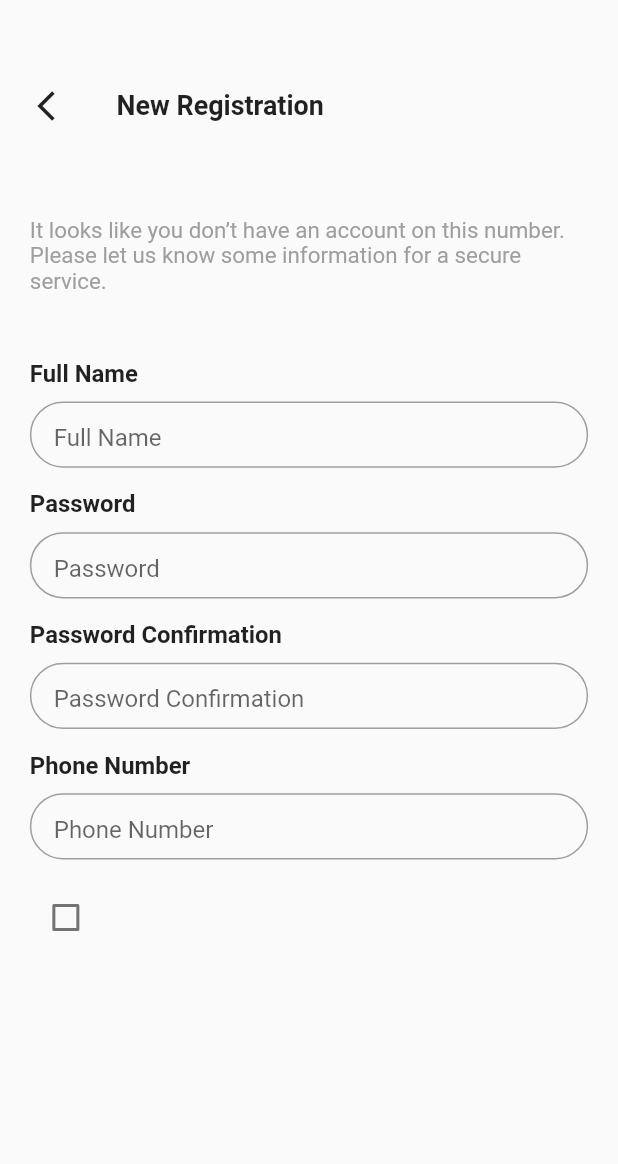
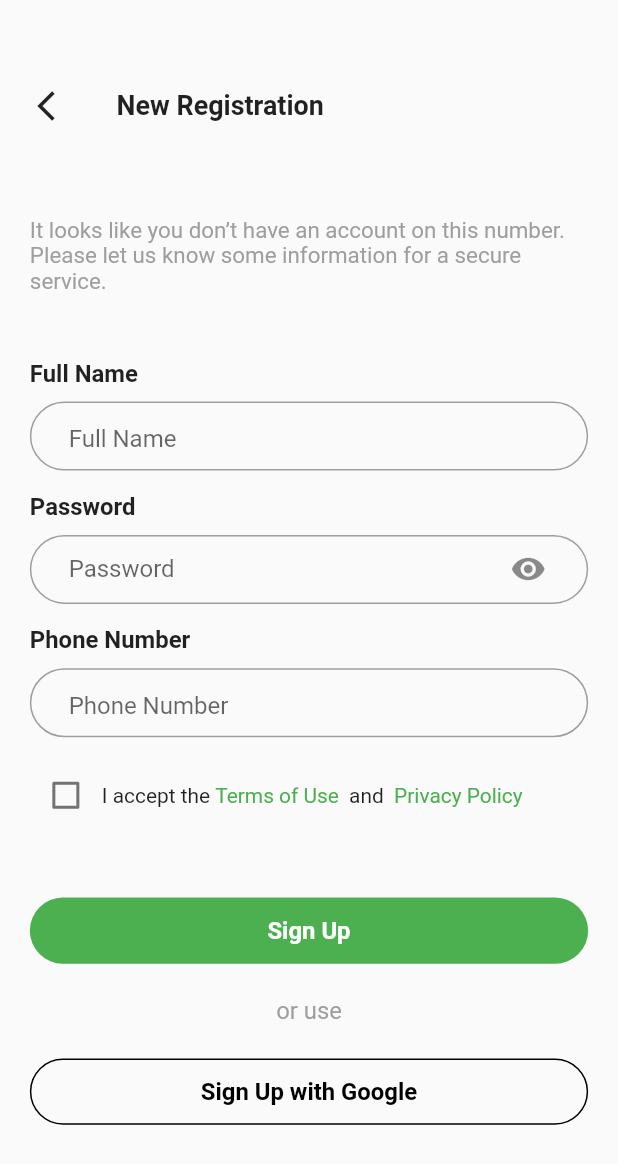
Before and after one commit to AzizbekFlutterDeveloper/organico, a Flutter app: the screen it shows after launch, after a tap on "Sign up", on a phone screen of 412 x 824 dp. Shown: the top 1164 px of the screen. Run offline on Flutter 3.47's test engine with Material 2 defaults, Android fonts, the phone set to English and light mode, and no system bars; our stand-ins replace firebase_auth, firebase_core, google_sign_in, hive_flutter; missing offline and left inert: cloud_firestore_web, firebase_auth_web, firebase_core_web, google_sign_in_web; accounts and stored records are empty; network calls fail.

Commit message:
code_sms

```diff
--- a/lib/generated_plugin_registrant.dart
+++ b/lib/generated_plugin_registrant.dart
@@ -8,6 +8,7 @@
 import 'package:cloud_firestore_web/cloud_firestore_web.dart';
 import 'package:firebase_auth_web/firebase_auth_web.dart';
 import 'package:firebase_core_web/firebase_core_web.dart';
+import 'package:google_sign_in_web/google_sign_in_web.dart';
 
 import 'package:flutter_web_plugins/flutter_web_plugins.dart';
 
@@ -16,5 +17,6 @@ void registerPlugins(Registrar registrar) {
   FirebaseFirestoreWeb.registerWith(registrar);
   FirebaseAuthWeb.registerWith(registrar);
   FirebaseCoreWeb.registerWith(registrar);
+  GoogleSignInPlugin.registerWith(registrar);
   registrar.registerMessageHandler();
 }
--- a/lib/router/my_route.dart
+++ b/lib/router/my_route.dart
@@ -1,4 +1,6 @@
 import 'package:flutter/material.dart';
+import 'package:git/screens/home/home_page.dart';
+import 'package:git/screens/login_pages/phone_sms_code_page.dart';
 import 'package:git/screens/login_pages/sing_in.dart';
 import 'package:git/screens/login_pages/start_page.dart';
 
@@ -11,9 +13,13 @@ class MyRouter {
       case '/':
         return MaterialPageRoute(builder: (_) => const StartPage());
       case '/sign_in':
-        return MaterialPageRoute(builder: (_) => const SignInPage());
+        return MaterialPageRoute(builder: (_) =>  SignInPage());
       case '/sign_up':
-        return MaterialPageRoute(builder: (_) => const SignUpPage());
+        return MaterialPageRoute(builder: (_) => SignUpPage());
+      case '/code':
+        return MaterialPageRoute(builder: (_) =>  PhoneSmsCodePAge());
+      case '/home':
+        return MaterialPageRoute(builder: (_) => const HomePage());
     }
   }
 }
--- a/lib/screens/login_pages/sign_up_page.dart
+++ b/lib/screens/login_pages/sign_up_page.dart
@@ -1,30 +1,39 @@
 import 'package:flutter/material.dart';
 import 'package:git/constant/color/scaffold_color.dart';
 import 'package:git/constant/sizeconfige/size_config.dart';
+import 'package:git/provider/dark_vs_light_provider.dart';
 import 'package:git/provider/icons_provider.dart';
+import 'package:git/service/google_service.dart';
+import 'package:git/service/phone_number_service.dart';
 import 'package:git/widget/my_appbar.dart';
 import 'package:git/widget/my_contanier.dart';
 import 'package:git/widget/my_padding.dart';
+import 'package:git/widget/text_form.dart';
 import 'package:provider/provider.dart';
 
 class SignUpPage extends StatelessWidget {
-  const SignUpPage({ Key? key }) : super(key: key);
-
+  SignUpPage({Key? key}) : super(key: key);
+  final GlobalKey<FormState> _fullNameKey = GlobalKey<FormState>();
+  final GlobalKey<FormState> _passwordKey = GlobalKey<FormState>();
+  final GlobalKey<FormState> _phoneKey = GlobalKey<FormState>();
   @override
   Widget build(BuildContext context) {
+    var textColor = context.watch<DarkVsLightProvider>().textColor;
     return Scaffold(
-      body: MyPadding.myPadding(
+      body: SingleChildScrollView(
+        child: MyPadding.myPadding(
           top: 44.0,
           left: 20.0,
           right: 20.0,
           child: Column(
             crossAxisAlignment: CrossAxisAlignment.start,
             children: [
-            MyAppBar.myAppBar(context,name: "New Registration"),
+              MyAppBar.myAppBar(context, name: "New Registration"),
               SizedBox(
                 height: getHeight(48),
               ),
-            Text("It looks like you don’t have an account on this number. Please let us know some information for a secure service.",
+              Text(
+                "It looks like you don’t have an account on this number. Please let us know some information for a secure service.",
                 style: TextStyle(
                   fontSize: getWidth(15),
                   fontWeight: FontWeight.w400,
@@ -34,89 +43,165 @@ class SignUpPage extends StatelessWidget {
               SizedBox(
                 height: getHeight(48),
               ),
-            Text("Full Name",
+              Text(
+                "Full Name",
                 style: TextStyle(
                   fontSize: getWidth(16),
                   fontWeight: FontWeight.w700,
                 ),
               ),
-            MyContainer.myContainer(
-              top: 10.0,
-              bottom: 16.0,
-              color: Colors.transparent,
-              border: Border.all(color: Colors.grey),
-              child: TextFormField(
-                decoration: InputDecoration(
-                  border: InputBorder.none,
-                  hintText: "Full Name",
+              MyTextForm(
+                controller: PhoneService.userController,
+                keys: _fullNameKey,
+                name: "Full Name",
+                keyboardType: TextInputType.text,
+                validator: (v){
+                  if(PhoneService.userController.text.length < 2){
+                    return "";
+                  }
+                },
               ),
-              ),
-            ),
-            Text("Password",
+              Text(
+                "Password",
                 style: TextStyle(
                   fontSize: getWidth(16),
                   fontWeight: FontWeight.w700,
                 ),
               ),
-            MyContainer.myContainer(
-              top: 10.0,
-              bottom: 16.0,
-              color: Colors.transparent,
-              border: Border.all(color: Colors.grey),
-              child: TextFormField(
-                decoration: InputDecoration(
-                  border: InputBorder.none,
-                  hintText: "Password",
+              MyTextForm(
+                controller: PhoneService.passwordController,
+                keys: _passwordKey,
+                name: "Password",
+                keyboardType: TextInputType.text,
+                obscureText: context.watch<PasswordIconsProvider>().passwordIcon,
+                supffixIcon: IconButton(
+                  onPressed: () {
+                    context.read<PasswordIconsProvider>().passwordIconRef();
+                  },
+                  icon: context.watch<PasswordIconsProvider>().passwordIcon ==
+                          false
+                      ? Icon(Icons.visibility_off)
+                      : Icon(Icons.remove_red_eye),
                 ),
+                 validator: (v){
+                  if(PhoneService.passwordController.text.length < 8){
+                    return "";
+                  }
+                },
               ),
-            ),
-            Text("Password Confirmation",
+              Text(
+                "Phone Number",
                 style: TextStyle(
                   fontSize: getWidth(16),
                   fontWeight: FontWeight.w700,
                 ),
               ),
-            MyContainer.myContainer(
-              top: 10.0,
-              bottom: 16.0,
-              color: Colors.transparent,
-              border: Border.all(color: Colors.grey),
-              child: TextFormField(
-                decoration: InputDecoration(
-                  border: InputBorder.none,
-                  hintText: "Password Confirmation",
+              MyTextForm(
+                controller: PhoneService.phoneController,
+                keys: _phoneKey,
+                name: "Phone Number",
+                 validator: (v){
+                  if(PhoneService.phoneController.text.length != 13 && PhoneService.phoneController.text[0] != "+"){
+                    return "";
+                  }
+                },
+              ),
+              Row(
+                children: [
+                  Checkbox(
+                    activeColor: ScaffoldColor.buttomColor,
+                    value: context.watch<CheckBoxProvider>().checkBox,
+                    onChanged: (v) {
+                      context.read<CheckBoxProvider>().checkBoxRef(v);
+                    },
+                  ),
+                  Text(
+                    "I accept the ",
+                    style: TextStyle(
+                      fontSize: getWidth(14),
+                      fontWeight: FontWeight.w400,
                     ),
                   ),
+                  Text(
+                    "Terms of Use ",
+                    style: TextStyle(
+                      fontSize: getWidth(14),
+                      fontWeight: FontWeight.w400,
+                      color: ScaffoldColor.buttomColor,
                     ),
-            Text("Phone Number",
+                  ),
+                  Text(
+                    " and ",
                     style: TextStyle(
+                      fontSize: getWidth(14),
+                      fontWeight: FontWeight.w400,
+                    ),
+                  ),
+                  Text(
+                    " Privacy Policy ",
+                    style: TextStyle(
+                      fontSize: getWidth(14),
+                      fontWeight: FontWeight.w400,
+                      color: ScaffoldColor.buttomColor,
+                    ),
+                  ),
+                ],
+              ),
+              InkWell(
+                child: MyContainer.myContainer(
+                  top: 48.0,
+                  bottom: 24.0,
+                  child: Center(
+                    child: Text(
+                      "Sign Up",
+                      style: TextStyle(
+                        color: Colors.white,
                         fontSize: getWidth(16),
                         fontWeight: FontWeight.w700,
                       ),
                     ),
-            MyContainer.myContainer(
-              top: 10.0,
-              bottom: 16.0,
+                  ),
+                ),
+                onTap: () {
+                  if(_fullNameKey.currentState!.validate() && _passwordKey.currentState!.validate() && _phoneKey.currentState!.validate()){
+                    PhoneService.sendSms(context);
+                    Navigator.pushNamed(context, '/code');
+                  }
+                },
+              ),
+              Row(
+                mainAxisAlignment: MainAxisAlignment.center,
+                children: [
+                  Text(
+                    "or use",
+                    style:
+                        TextStyle(color: Colors.grey, fontSize: getWidth(16)),
+                  ),
+                ],
+              ),
+              InkWell(
+                child: MyContainer.myContainer(
+                  top: 24.0,
+                  bottom: 24.0,
                   color: Colors.transparent,
-              border: Border.all(color: Colors.grey),
-              child: TextFormField(
-                decoration: InputDecoration(
-                  border: InputBorder.none,
-                  hintText: "Phone Number",
+                  border: Border.all(color: Colors.black),
+                  child: Center(
+                    child: Text(
+                      "Sign Up with Google",
+                      style: TextStyle(
+                        color: textColor,
+                        fontSize: getWidth(16),
+                        fontWeight: FontWeight.w700,
                       ),
                     ),
                   ),
-            Row(
-              children: [
-                Checkbox(
-                  value: context.watch<CheckBoxProvider>().checkBox,
-                  onChanged: (v){
-                    context.read<CheckBoxProvider>().checkBoxRef(v);
+                ),
+                onTap: () {
+                  GoogleService.signInWithGoogle();
                 },
-                ),
+              )
             ],
           ),
-          ],
         ),
       ),
     );
--- a/lib/screens/login_pages/sing_in.dart
+++ b/lib/screens/login_pages/sing_in.dart
@@ -1,15 +1,18 @@
 import 'package:flutter/material.dart';
 import 'package:git/constant/color/scaffold_color.dart';
 import 'package:git/provider/icons_provider.dart';
+import 'package:git/service/phone_number_service.dart';
 import 'package:git/widget/my_contanier.dart';
 import 'package:git/widget/my_padding.dart';
+import 'package:git/widget/text_form.dart';
 import 'package:provider/provider.dart';
 import '../../constant/sizeconfige/size_config.dart';
 import '../../provider/dark_vs_light_provider.dart';
 
 class SignInPage extends StatelessWidget {
-  const SignInPage({Key? key}) : super(key: key);
-
+  SignInPage({Key? key}) : super(key: key);
+  final GlobalKey _phonekey = GlobalKey<FormState>();
+  final GlobalKey _passwordkey = GlobalKey<FormState>();
   @override
   Widget build(BuildContext context) {
     SizeConfig().init(context);
@@ -50,13 +53,9 @@ class SignInPage extends StatelessWidget {
                   ),
                 ),
               ),
-              MyContainer.myContainer(
-                top: 32.0,
-                border: Border.all(color: Colors.grey),
-                color: Colors.transparent,
-                child: TextFormField(
-                  keyboardType: TextInputType.phone,
-                  decoration: InputDecoration(
+              MyTextForm(
+                controller: PhoneService.phoneController,
+                keys: _phonekey,
                 prefixIcon: SizedBox(
                   width: getWidth(94),
                   child: Row(
@@ -68,43 +67,38 @@ class SignInPage extends StatelessWidget {
                           "assets/images/bayroq.jpg",
                         ),
                       ),
-                          Text(" +998",
-                            style: TextStyle(
-                              fontSize: getHeight(16)
-                            ),
+                      Text(
+                        " +998",
+                        style: TextStyle(fontSize: getHeight(16)),
                       ),
                     ],
                   ),
                 ),
-                    hintText: " Your Phone Number",
-                    border: InputBorder.none,
+                name: "Your Phone Number",
               ),
-                ),
-              ),
-              MyContainer.myContainer(
-                top: 20.0,
-                bottom: 24.0,
-                border: Border.all(color: Colors.grey),
-                color: Colors.transparent,
-                child: TextFormField(
-                  decoration: InputDecoration(
-                    border: InputBorder.none,
+              MyTextForm(
+                controller: PhoneService.passwordController,
+                keys: _passwordkey,
+                obscureText:
+                    context.watch<PasswordIconsProvider>().passwordIcon,
                 prefixIcon: Icon(Icons.lock_outline_rounded),
-                    suffixIcon: IconButton(
-                      icon: context.watch<PasswordIconsProvider>().passwordIcon == false ?  Icon(Icons.remove_red_eye) : Icon(Icons.remove_red_eye_outlined),
-                      onPressed: (){
+                supffixIcon: IconButton(
+                  icon: context.watch<PasswordIconsProvider>().passwordIcon ==
+                          false
+                      ? Icon(Icons.visibility_off)
+                      : Icon(Icons.remove_red_eye),
+                  onPressed: () {
                     context.read<PasswordIconsProvider>().passwordIconRef();
                   },
                 ),
-                    hintText: "Password",
-                  ),
-                ),
+                name: " Password",
               ),
               Row(
                 mainAxisAlignment: MainAxisAlignment.end,
                 children: [
                   InkWell(
-                    child: Text("Forgot Password",
+                    child: Text(
+                      "Forgot Password",
                       style: TextStyle(
                         color: ScaffoldColor.buttomColor,
                         fontSize: getWidth(16),
@@ -115,10 +109,10 @@ class SignInPage extends StatelessWidget {
                 ],
               ),
               MyContainer.myContainer(
-                top: 44.0,
-                bottom: 15.0,
+                top: 14.0,
                 child: Center(
-                  child: Text("Sign In",
+                  child: Text(
+                    "Sign In",
                     style: TextStyle(
                       color: Colors.white,
                       fontSize: getWidth(16),
@@ -126,22 +120,22 @@ class SignInPage extends StatelessWidget {
                   ),
                 ),
               ),
-              Row(
-                mainAxisAlignment: MainAxisAlignment.end,
-                children: [
               InkWell(
-                    child: Text("Sign up",
+                child: MyContainer.myContainer(
+                  top: 14.0,
+                  child: Center(
+                    child: Text(
+                      "Sign up",
                       style: TextStyle(
-                        color: ScaffoldColor.buttomColor,
+                        color: Colors.white,
                         fontSize: getWidth(16),
-                        fontWeight: FontWeight.w700,
                       ),
                     ),
-                    onTap: (){
+                  ),
+                ),
+                onTap: () {
                   Navigator.pushNamed(context, '/sign_up');
                 },
-                  ),
-                ],
               ),
             ],
           ),
--- /dev/null
+++ b/lib/service/auth_service.dart
@@ -0,0 +1,5 @@
+import 'package:firebase_auth/firebase_auth.dart';
+
+class AuthService{
+  static FirebaseAuth authUser = FirebaseAuth.instance;
+}
--- /dev/null
+++ b/lib/service/phone_number_service.dart
@@ -0,0 +1,56 @@
+import 'package:firebase_auth/firebase_auth.dart';
+import 'package:firebase_core/firebase_core.dart';
+import 'package:flutter/material.dart';
+
+import 'auth_service.dart';
+
+class PhoneService {
+  static final _firebaseInit = Firebase.initializeApp();
+  static PhoneAuthCredential? phoneCredential;
+
+  static String verificationId1 = "";
+
+  static TextEditingController phoneController = TextEditingController();
+  static TextEditingController smsController = TextEditingController();
+
+  static TextEditingController userController = TextEditingController();
+  static TextEditingController passwordController = TextEditingController();
+
+  static Future codesent(context) async {
+    phoneCredential = PhoneAuthProvider.credential(
+      verificationId: verificationId1,
+      smsCode: smsController.text,
+    );
+
+    AuthService.authUser.signInWithCredential(phoneCredential!).then(
+      (value) {
+        Navigator.pushNamedAndRemoveUntil(context, '/home', (route) => false);
+      },
+    );
+  }
+
+  static Future sendSms(context) async {
+    AuthService.authUser.verifyPhoneNumber(
+      phoneNumber: phoneController.text,
+      verificationCompleted: (v) {
+        ScaffoldMessenger.of(context).showSnackBar(
+          const SnackBar(
+            content: Text("Verification is completed !!!"),
+          ),
+        );
+      },
+      verificationFailed: (v) {
+        ScaffoldMessenger.of(context).showSnackBar(
+          const SnackBar(
+            content: Text("Verifiction Faild !!!"),
+          ),
+        );
+        print("$v");
+      },
+      codeSent: (verificationId, resentToken) async {
+        verificationId1 = verificationId;
+      },
+      codeAutoRetrievalTimeout: (v) {},
+    );
+  }
+}
--- /dev/null
+++ b/lib/widget/text_form.dart
@@ -0,0 +1,50 @@
+import 'package:flutter/material.dart';
+import 'package:git/constant/color/scaffold_color.dart';
+import 'package:git/constant/sizeconfige/size_config.dart';
+import 'package:git/widget/my_contanier.dart';
+
+class MyTextForm extends StatelessWidget {
+  var controller;
+  var keys;
+  var validator;
+  var prefixIcon;
+  var supffixIcon;
+  var keyboardType;
+  bool? obscureText;
+  String? name;
+   MyTextForm({ Key? key,required this.controller, required this.keys, this.name, this.validator, this.prefixIcon,this.supffixIcon,this.obscureText ,this.keyboardType}) : super(key: key);
+
+  @override
+  Widget build(BuildContext context) {
+    return Container(
+      padding: EdgeInsets.only(
+        top: getHeight(10),
+        bottom: getHeight(16),
+      ),
+      height: getHeight(76),
+      child: MyContainer.myContainer(
+        color: Colors.transparent,
+        border: Border.all(color: Colors.grey),
+        child: Form(
+          key: keys,
+          child: TextFormField(
+            keyboardType:keyboardType ?? TextInputType.phone,
+            controller: controller,
+            obscureText: obscureText ?? false,
+            decoration: InputDecoration(
+              suffixIcon: supffixIcon,
+              prefixIcon: prefixIcon,
+              iconColor: Colors.grey,
+              hintText: name,
+              contentPadding: EdgeInsets.all(
+                getWidth(10)
+              ),
+              border: InputBorder.none
+            ),
+            validator: validator,
+          ),
+        ),
+      ),
+    );
+  }
+}
--- a/pubspec.yaml
+++ b/pubspec.yaml
@@ -40,6 +40,7 @@ dependencies:
   firebase_core: ^1.12.0
   firebase_auth: ^3.3.7
   cloud_firestore: ^3.1.8
+  google_sign_in: ^5.2.4
 
 dev_dependencies:
   flutter_test:
```
Also changed, not shown: lib/screens/home/home_page.dart (added, +12 -0 lines), lib/screens/login_pages/phone_sms_code_page.dart (added, +106 -0 lines), lib/service/google_service.dart (added, +21 -0 lines), pubspec.lock, 3 other files. Lines whose indentation alone changed are shown as unchanged.
